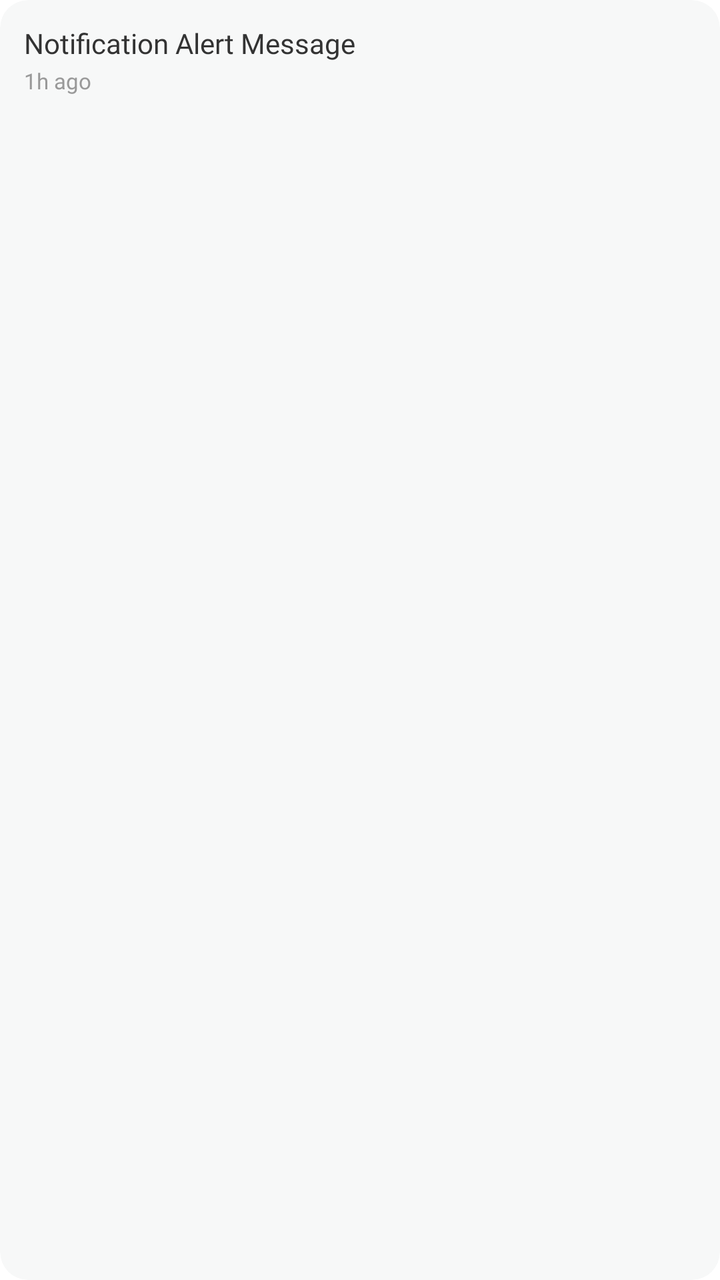
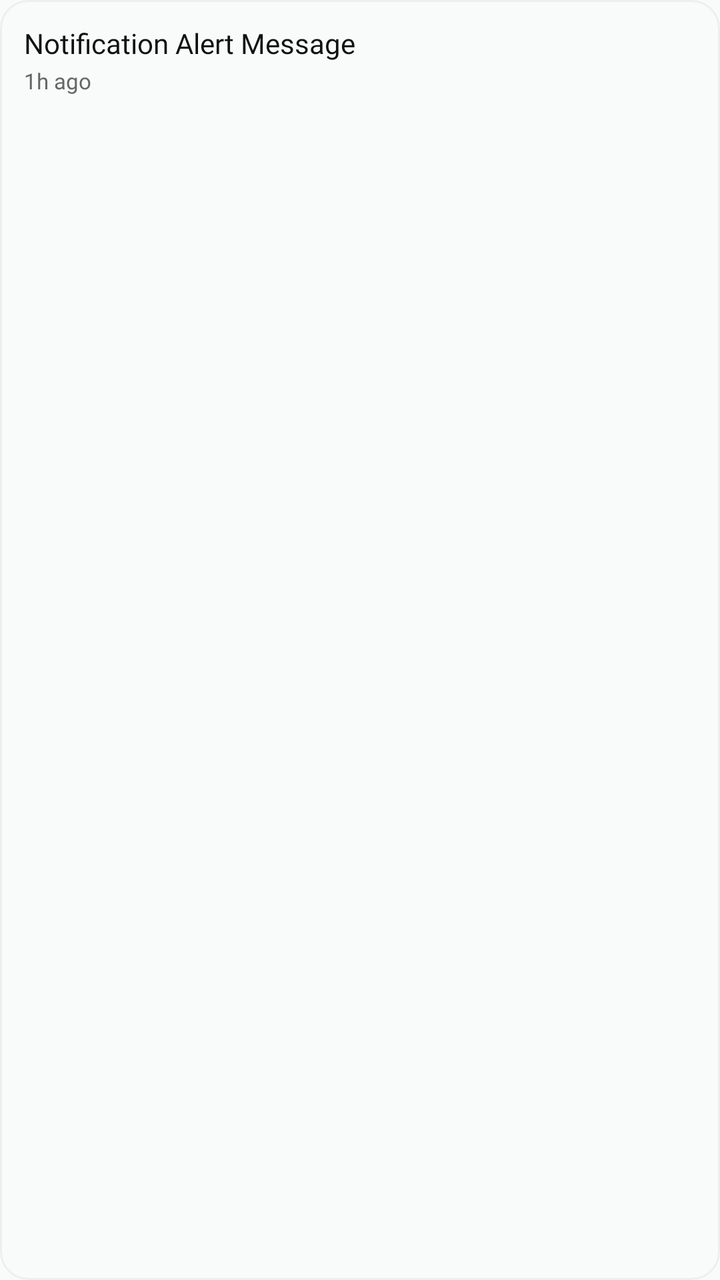

Compare the two renders of this Android layout. The source of the first and the diff that turns it into the second are given below.
<!-- AndroidManifest.xml: application theme Theme.SmartGrow -->
<!-- res/layout/item_notification_row.xml -->
<?xml version="1.0" encoding="utf-8"?>
<com.google.android.material.card.MaterialCardView
    xmlns:android="http://schemas.android.com/apk/res/android"
    xmlns:app="http://schemas.android.com/apk/res-auto"
    android:layout_width="match_parent"
    android:layout_height="wrap_content"
    android:layout_marginBottom="8dp"
    app:cardCornerRadius="14dp"
    app:cardBackgroundColor="#F7F8F8"
    app:cardElevation="0dp"
    app:strokeWidth="0dp">

    <LinearLayout
        android:layout_width="match_parent"
        android:layout_height="wrap_content"
        android:orientation="vertical"
        android:padding="12dp">

        <TextView
            android:id="@+id/tv_notification_title"
            android:layout_width="match_parent"
            android:layout_height="wrap_content"
            android:text="Notification Alert Message"
            android:textColor="#333333"
            android:textSize="14sp"
            android:fontFamily="@font/poppins" />

        <TextView
            android:id="@+id/tv_notification_time"
            android:layout_width="match_parent"
            android:layout_height="wrap_content"
            android:text="1h ago"
            android:textColor="#999999"
            android:textSize="11sp"
            android:fontFamily="@font/poppins"
            android:layout_marginTop="2dp" />
    </LinearLayout>
</com.google.android.material.card.MaterialCardView>
<!-- resources referenced by this layout -->
<resources>
  <style name="Theme.SmartGrow" parent="Base.Theme.SmartGrow" />
  <style name="Base.Theme.SmartGrow" parent="Theme.Material3.DayNight.NoActionBar">
          <item name="android:windowBackground">@android:color/white</item>
          <item name="android:windowDisablePreview">true</item>
  
          
          <item name="android:statusBarColor">#FFFFFF</item>
          <item name="android:windowLightStatusBar">true</item>
  
          
          <item name="android:navigationBarColor">#FFFFFF</item>
          <item name="android:windowLightNavigationBar" tools:targetApi="o">true</item>
  
          <item name="android:windowDrawsSystemBarBackgrounds">true</item>
          <item name="android:windowTranslucentStatus">false</item>
          <item name="android:windowTranslucentNavigation">false</item>
      </style>
</resources>

<!-- the commit's change to res/layout/item_notification_row.xml (unified diff, before → after) -->
@@ -6,9 +6,10 @@
     android:layout_height="wrap_content"
     android:layout_marginBottom="8dp"
     app:cardCornerRadius="14dp"
-    app:cardBackgroundColor="#F7F8F8"
+    app:cardBackgroundColor="@color/background"
     app:cardElevation="0dp"
-    app:strokeWidth="0dp">
+    app:strokeWidth="1dp"
+    app:strokeColor="@color/divider">
 
     <LinearLayout
         android:layout_width="match_parent"
@@ -21,7 +22,7 @@
             android:layout_width="match_parent"
             android:layout_height="wrap_content"
             android:text="Notification Alert Message"
-            android:textColor="#333333"
+            android:textColor="@color/text_primary"
             android:textSize="14sp"
             android:fontFamily="@font/poppins" />
 
@@ -30,7 +31,7 @@
             android:layout_width="match_parent"
             android:layout_height="wrap_content"
             android:text="1h ago"
-            android:textColor="#999999"
+            android:textColor="@color/text_secondary"
             android:textSize="11sp"
             android:fontFamily="@font/poppins"
             android:layout_marginTop="2dp" />
<!-- resource entries referenced after the edit -->
@@ -1,16 +1,20 @@
 <!-- resources referenced by this layout -->
 <resources>
+  <color name="background">#F9FAFA</color>
+  <color name="divider">#EEEEEE</color>
+  <color name="text_primary">#111111</color>
+  <color name="text_secondary">#666666</color>
   <style name="Theme.SmartGrow" parent="Base.Theme.SmartGrow" />
   <style name="Base.Theme.SmartGrow" parent="Theme.Material3.DayNight.NoActionBar">
-          <item name="android:windowBackground">@android:color/white</item>
+          <item name="android:windowBackground">@color/background</item>
           <item name="android:windowDisablePreview">true</item>
   
           
-          <item name="android:statusBarColor">#FFFFFF</item>
+          <item name="android:statusBarColor">@color/background</item>
           <item name="android:windowLightStatusBar">true</item>
   
           
-          <item name="android:navigationBarColor">#FFFFFF</item>
+          <item name="android:navigationBarColor">@color/background</item>
           <item name="android:windowLightNavigationBar" tools:targetApi="o">true</item>
   
           <item name="android:windowDrawsSystemBarBackgrounds">true</item>
